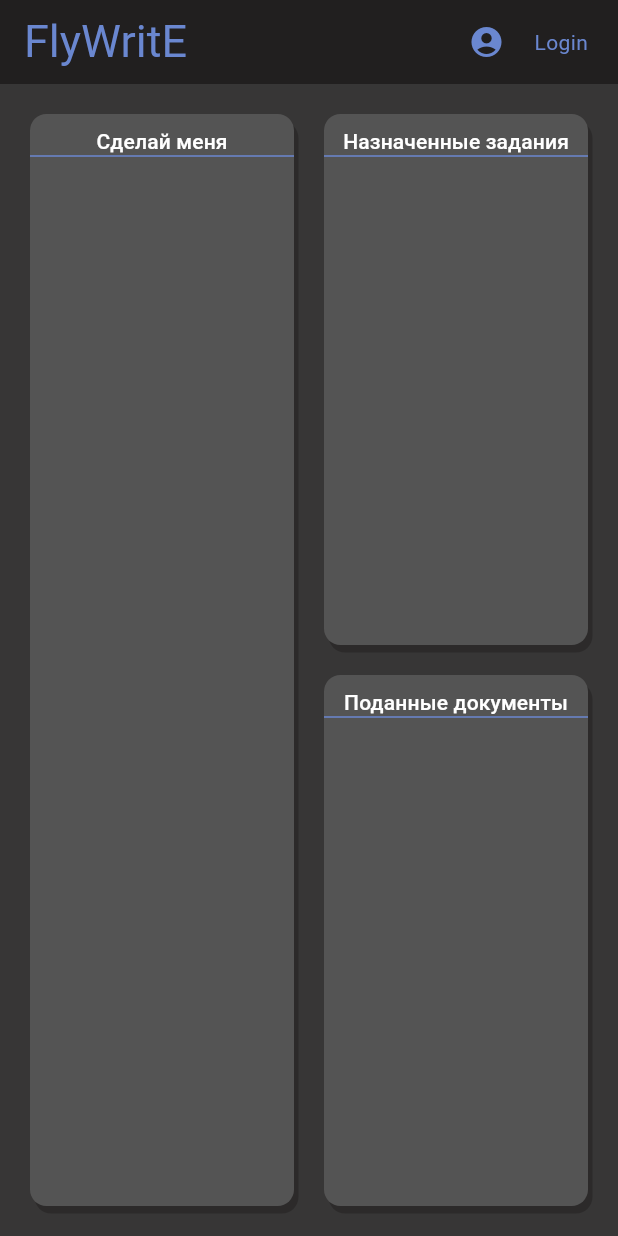
After one commit to rip-list/diplom, a Flutter app: the HomeLogin screen opened directly, on a phone screen of 412 x 824 dp. The commit adds this screen. Run offline on Flutter 3.47's test engine with Material 3 defaults, Android fonts, the phone set to English and light mode, and no system bars; Roboto replaces fonts that are missing (Jojo).

Commit message:
update 4 files and delete 3 files

```diff
--- a/lib/custom/custom_box.dart
+++ b/lib/custom/custom_box.dart
@@ -1,3 +1,5 @@
+// ignore_for_file: avoid_init_to_null
+
 import 'package:diplom/constant/app_color.dart';
 import 'package:flutter/material.dart';
 
@@ -6,6 +8,7 @@ class CusBox extends StatefulWidget {
   final double width;
   final String textButton;
   final Color color;
+  final VoidCallback? onPressed;
 
   const CusBox({
     Key? key,
@@ -13,6 +16,7 @@ class CusBox extends StatefulWidget {
     required this.width,
     required this.textButton,
     this.color = AppColors.grey,
+    this.onPressed = null,
   }) : super(key: key);
 
   @override
@@ -41,7 +45,7 @@ class CusBoxState extends State<CusBox> {
             child: Stack(
               children: [
                 TextButton(
-                  onPressed: null,
+                  onPressed: widget.onPressed,
                   child: Align(
                     alignment: Alignment.topCenter,
                     child: Text(
@@ -61,7 +65,6 @@ class CusBoxState extends State<CusBox> {
                     thickness: 1.0,
                   ),
                 ),
-                // Другие виджеты...
               ],
             ),
           );
--- /dev/null
+++ b/lib/widget/autorization/home_login.dart
@@ -0,0 +1,100 @@
+// ignore_for_file: avoid_unnecessary_containers, unnecessary_import, prefer_const_literals_to_create_immutables
+
+import 'package:diplom/custom/custom_box.dart';
+import 'package:diplom/widget/autorization/profil.dart';
+import 'package:flutter/material.dart';
+import "package:diplom/constant/app_color.dart";
+import 'package:flutter/rendering.dart';
+
+class HomeLogin extends StatelessWidget {
+  const HomeLogin({super.key});
+
+  @override
+  Widget build(BuildContext context) {
+    return Scaffold(
+      appBar: AppBar(
+        title: const Text(
+          "FlyWritE",
+          style: TextStyle(
+            color: AppColors.blue,
+            fontFamily: 'Jojo',
+            fontSize: 30,
+          ),
+        ),
+        backgroundColor: AppColors.primary,
+        actions: [
+          InkWell(
+            borderRadius: BorderRadius.circular(23),
+            onTap: () {
+              Navigator.push(
+                context,
+                MaterialPageRoute(builder: (context) => const Profil()),
+              );
+            },
+            child: const Row(
+              children: [
+                IconButton(
+                    icon: Icon(
+                      Icons.account_circle_rounded,
+                      color: AppColors.blue,
+                    ),
+                    tooltip: "login",
+                    focusColor: AppColors.blue,
+                    onPressed: null),
+                SizedBox(width: 8),
+                Text(
+                  "Login",
+                  style: TextStyle(color: AppColors.blue, fontFamily: 'Jojo'),
+                ),
+              ],
+            ),
+          ),
+          const SizedBox(
+            width: 20.0,
+          )
+        ],
+      ),
+      body: Container(
+        width: MediaQuery.of(context).size.width,
+        height: MediaQuery.of(context).size.height,
+        color: AppColors.secondary,
+        child: const Padding(
+          padding: EdgeInsets.symmetric(horizontal: 20.0, vertical: 20.0),
+          child: Row(
+            children: [
+              Expanded(
+                child: CusBox(
+                  height: 0.9,
+                  width: 0.4,
+                  textButton: 'Сделай меня',
+                ),
+              ),
+              SizedBox(width: 20.0),
+              Expanded(
+                child: Column(
+                  children: [
+                    Expanded(
+                      child: CusBox(
+                        height: 0.4,
+                        width: 0.55,
+                        textButton: 'Назначенные задания',
+                      ),
+                    ),
+                    SizedBox(height: 20.0),
+                    Expanded(
+                      child: CusBox(
+                        height: 0.4,
+                        width: 0.55,
+                        textButton: 'Поданные документы',
+                      ),
+                    ),
+                  ],
+                ),
+              ),
+            ],
+          ),
+        ),
+      ),
+    );
+  }
+}
--- a/lib/widget/home_no_login/base.dart
+++ b/lib/widget/home_no_login/base.dart
@@ -1,6 +1,6 @@
 import 'package:flutter/material.dart';
 import 'home_no_login.dart';
-import 'package:diplom/lib/sizer_util.dart';
+import 'package:diplom/lib/sized_screen/sizer_util.dart';
 
 class MyApp extends StatelessWidget {
   const MyApp({super.key});
```
Also changed, not shown: lib/lib/database/bd.dart (+11 -8 lines), lib/widget/allert_comment.dart (+8 -6 lines), lib/widget/autorization/profil.dart (added, +15 -0 lines), lib/lib/sized_screen/sizer_ext.dart (renamed from lib/lib/sizer_ext.dart), lib/lib/sized_screen/sizer_mod.dart (renamed from lib/lib/sizer_mod.dart), lib/lib/sized_screen/sizer_util.dart (renamed from lib/lib/sizer_util.dart).
